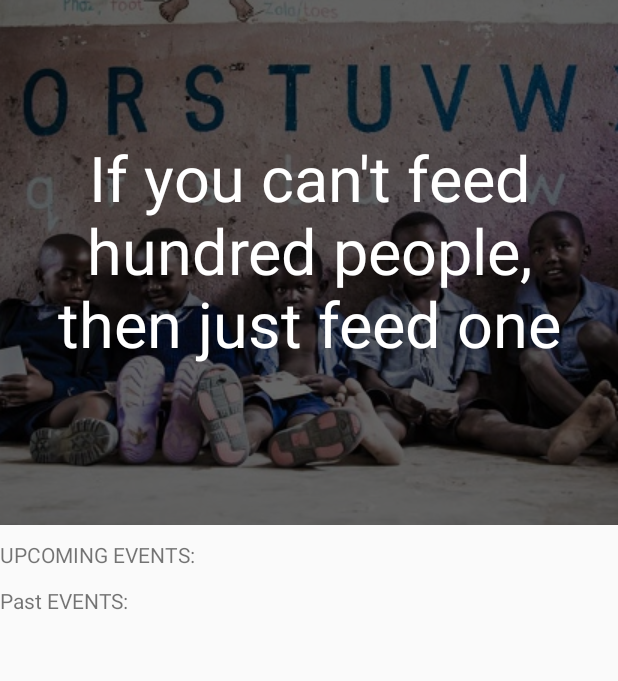
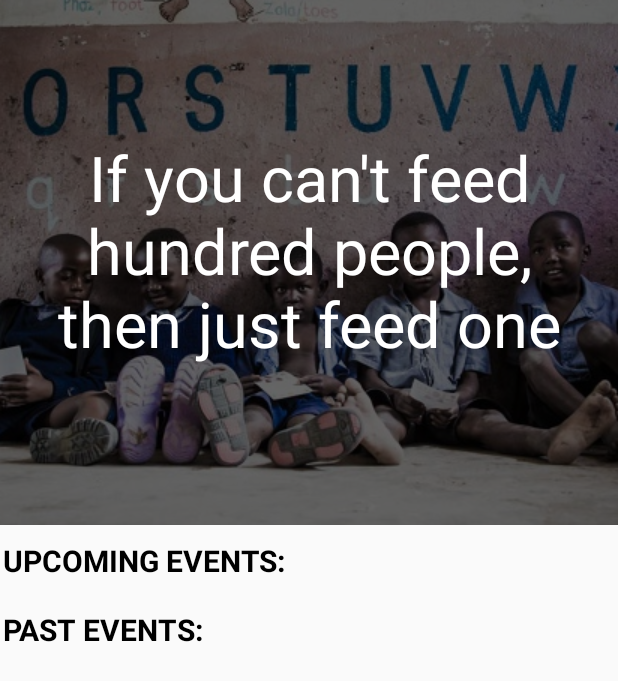
Before and after one commit to Bhavikcr7/AwaazNGO, an Android app: the EventsActivity screen opened directly, with no data from a screen before it, on a phone screen of 412 x 824 dp. Shown: the top 681 px of the screen. Run offline under Robolectric (Android 15) with nearby library versions, the phone set to English and light mode, and no system bars; our stand-ins replace Firebase (no records; nobody signed in at launch, a user with empty details on screens opened directly), Picasso; 2 statements that could not run were skipped.

Commit message:
Events Activity done, listitem layout customizations left.

```diff
--- a/app/build.gradle
+++ b/app/build.gradle
@@ -30,5 +30,6 @@ dependencies {
     implementation 'com.android.support:design:27.1.1'
     compile 'com.google.firebase:firebase-core:16.0.0'
     implementation 'com.google.firebase:firebase-database:16.0.1'
+    implementation 'com.squareup.picasso:picasso:2.71828'
 }
 apply plugin: 'com.google.gms.google-services'
--- a/app/src/main/res/layout/activity_events.xml
+++ b/app/src/main/res/layout/activity_events.xml
@@ -40,6 +40,10 @@
                 android:text="UPCOMING EVENTS:"
                 android:layout_marginTop="10dp"
                 android:layout_below="@+id/image"
+                android:textSize="20sp"
+                android:paddingHorizontal="2dp"
+                android:textColor="#000"
+                android:textStyle="bold"
                 android:id="@+id/toptag"/>
 
             <ListView
@@ -53,9 +57,13 @@
             <TextView
                 android:layout_width="match_parent"
                 android:layout_height="wrap_content"
-                android:text="Past EVENTS:"
-                android:layout_marginTop="8dp"
+                android:text="PAST EVENTS:"
+                android:layout_marginTop="15dp"
                 android:layout_below="@+id/upcoming"
+                android:textSize="20sp"
+                android:textColor="#000"
+                android:textStyle="bold"
+                android:paddingHorizontal="2dp"
                 android:id="@+id/bottomtag"/>
 
             <ListView
```
Also changed, not shown: app/src/main/java/com/decimalcorp/aditya/awaazngo/EventsActivity.java (+7 -0 lines), app/src/main/res/layout/expandable_list_item.xml (+8 -5 lines).
